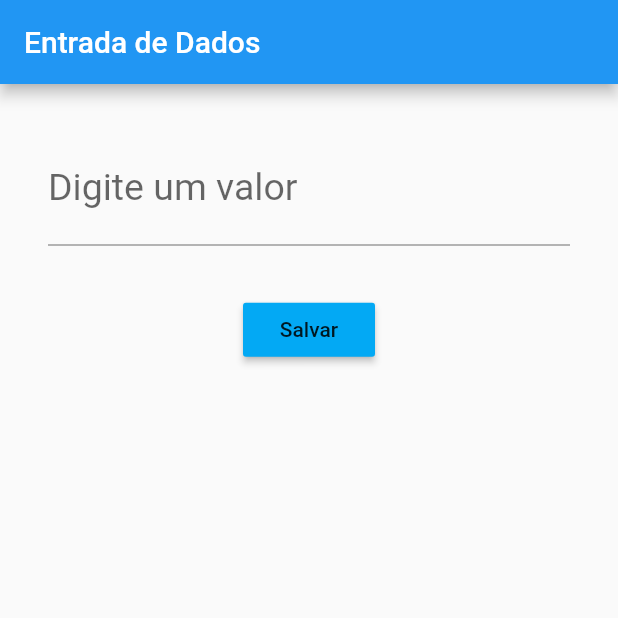
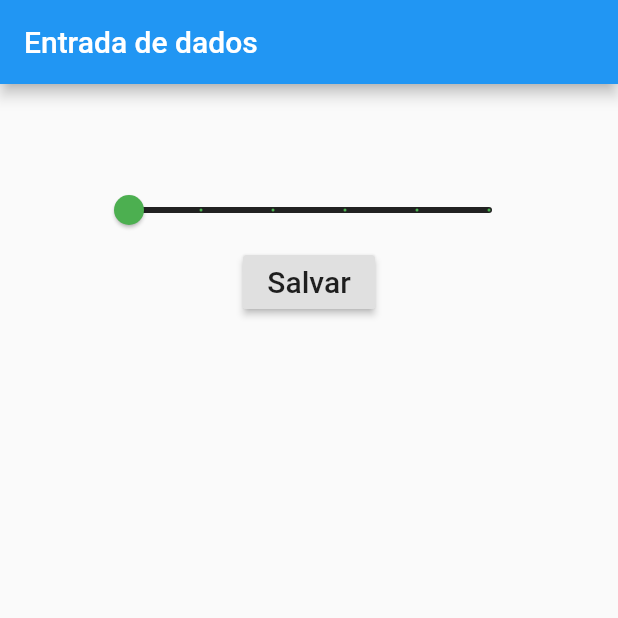
Before and after one commit to lucascd72/apps-flutter, a Flutter app: the screen it shows after launch, on a phone screen of 412 x 824 dp, the top half of it. Run offline on Flutter 3.47's test engine with Material 2 defaults, Android fonts, the phone set to English and light mode, and no system bars.

Commit message:
Novas alterações.

```diff
--- /dev/null
+++ b/entrada_dados/lib/EntradaSlider.dart
@@ -0,0 +1,55 @@
+import 'package:flutter/material.dart';
+
+class EntradaSlider extends StatefulWidget {
+  @override
+  _EntradaSliderState createState() => _EntradaSliderState();
+}
+
+class _EntradaSliderState extends State<EntradaSlider> {
+
+  double _escolhaUsuario = 0;
+  String label = "0";
+
+  @override
+  Widget build(BuildContext context) {
+    return Scaffold (
+      appBar: AppBar(
+        title: Text("Entrada de dados"),
+      ),
+      body: Container(
+        padding: EdgeInsets.all(60),
+        child: Column(
+          children: <Widget>[
+
+            Slider(
+                value: _escolhaUsuario,
+                min: 0,
+                max: 10,
+                label: label,
+                divisions: 5,
+                activeColor: Colors.green,
+                inactiveColor: Colors.black87,
+                onChanged: (double novoValor) {
+                  setState(() {
+                    _escolhaUsuario = novoValor;
+                    label =  novoValor.toString();
+                  });
+                  //print ("Valor selecionado: " + novoValor.toString());
+                }
+            ),
+
+            RaisedButton(
+              child: Text("Salvar",
+              style: TextStyle(
+                fontSize: 20
+              ),),
+                onPressed: () {
+                print ("Valor selecionado: " + _escolhaUsuario.toString());
+                }
+            )
+          ],
+        ),
+      ),
+    );
+  }
+}
```
Also changed, not shown: entrada_dados/lib/EntradaCheckbox.dart (added, +81 -0 lines), entrada_dados/lib/EntradaRadioButton.dart (added, +83 -0 lines), entrada_dados/lib/EntradaSwitch.dart (added, +75 -0 lines), entrada_dados/lib/main.dart (+9 -1 lines).
